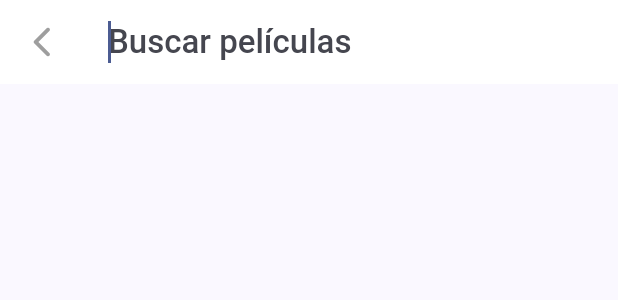
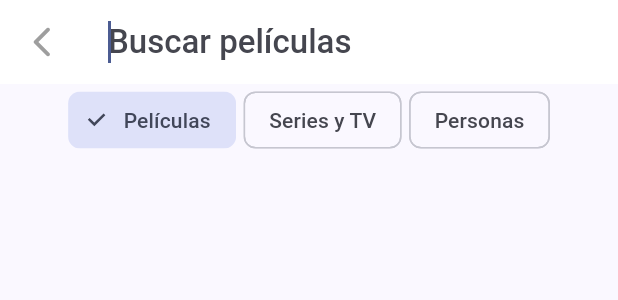
Before and after one commit to BlueScreenCQ/cinemapedia, a Flutter app: the CustomAppBar widget shown alone on an empty page, opened directly, after a tap on the "search" icon, on a phone screen of 412 x 824 dp. Shown: the top 300 px of the screen. Run offline on Flutter 3.47's test engine with Material 3 defaults, Android fonts, the phone set to English and light mode, and no system bars; our stand-ins replace animate_do, card_swiper, dio, flutter_dotenv, flutter_riverpod, go_router and 3 more; accounts and stored records are empty; generated files the repository leaves out were written again; network calls fail.

Commit message:
búsqueda con problema de navegación

```diff
--- a/lib/domain/datasources/actor_datasoruce.dart
+++ b/lib/domain/datasources/actor_datasoruce.dart
@@ -6,4 +6,5 @@ abstract class ActorDatasource {
   Future<Map<String, List<dynamic>>> getActorsByTV(String tvId);
   Future<Actor> getActorById(String id);
   Future<Map<String, List<Movie>>> getCombinedCreditsOfActor(String id);
+  Future<List<Actor>> searchActors(String query);
 }
--- /dev/null
+++ b/lib/domain/entities/search_item.dart
@@ -0,0 +1,13 @@
+class SearchItem {
+  final int sId;
+  final String sImage;
+  final String sName;
+  final String sText;
+  final DateTime? sDate;
+
+  final bool isPeli;
+  final bool isTV;
+  final bool isActor;
+
+  SearchItem({required this.sId, required this.sName, required this.sImage, required this.sText, required this.sDate, this.isPeli = false, this.isTV = false, this.isActor = false});
+}
--- a/lib/domain/repositories/actors_repository.dart
+++ b/lib/domain/repositories/actors_repository.dart
@@ -6,4 +6,5 @@ abstract class ActorRepository {
   Future<Map<String, List<dynamic>>> getActorsByTV(String tvId);
   Future<Actor> getActorById(String id);
   Future<Map<String, List<Movie>>> getCombinedCreditsOfActor(String id);
+  Future<List<Actor>> searchActors(String query);
 }
--- a/lib/infrastructure/repositories/actor_repository_imp.dart
+++ b/lib/infrastructure/repositories/actor_repository_imp.dart
@@ -27,4 +27,9 @@ class ActorRepositoryImp extends ActorRepository {
   Future<Map<String, List<Movie>>> getCombinedCreditsOfActor(String id) {
     return datasource.getCombinedCreditsOfActor(id);
   }
+
+  @override
+  Future<List<Actor>> searchActors(String query) {
+    return datasource.searchActors(query);
+  }
 }
--- a/lib/presentation/delegates/search_delegate.dart
+++ b/lib/presentation/delegates/search_delegate.dart
@@ -1,24 +1,64 @@
 import 'dart:async';
-import 'package:cinemapedia/config/helpers/human_formats.dart';
+// import 'package:cinemapedia/config/helpers/human_formats.dart';
+import 'package:cinemapedia/presentation/providers/providers.dart';
+import 'package:cinemapedia/presentation/providers/search/search_provider.dart';
+import 'package:cinemapedia/presentation/widgets/shared/choice_chip.dart';
 import 'package:flutter/material.dart';
-import 'package:cinemapedia/domain/entities/movie.dart';
+import 'package:cinemapedia/domain/entities/search_item.dart';
 import 'package:animate_do/animate_do.dart';
+import 'package:flutter_riverpod/flutter_riverpod.dart';
+import 'package:go_router/go_router.dart';
 
-typedef SearchMovieCallback = Future<List<Movie>> Function(String query);
+typedef SearchCallback = Future<List<SearchItem>> Function(String query);
 
-class SearchMovieDelegate extends SearchDelegate<Movie?> {
-  final SearchMovieCallback searchMovies;
-  List<Movie> initialMovies;
-  StreamController<List<Movie>> debounceMovies = StreamController.broadcast();
+class CustomSearchDelegate extends SearchDelegate<SearchItem?> {
+  final WidgetRef ref;
+
+  int? searchType;
+  SearchCallback? searchCallback;
+  List<SearchItem> initialItems = [];
+  List<SearchItem> searchedItems = [];
+  String searchQuery = '';
+  String customSearchFieldLabel = '';
+
+  StreamController<List<SearchItem>> debounceItems = StreamController.broadcast();
   StreamController<bool> isLoading = StreamController.broadcast();
-  bool esTv;
 
   Timer? _debounceTimer;
 
-  SearchMovieDelegate({required this.searchMovies, required this.initialMovies, this.esTv = false});
+  CustomSearchDelegate({required this.ref}) {
+    searchType = ref.read(searchProvider.notifier).state;
+
+    switch (searchType) {
+      case 0: //Pelis
+        searchedItems = ref.read(searchedMoviesProvider);
+        searchQuery = ref.read(searchQueryProvider);
+        searchCallback = ref.read(searchedMoviesProvider.notifier).searchMoviesByQuery;
+        customSearchFieldLabel = "Buscar películas";
+        break;
+      case 1: //Series
+        searchedItems = ref.read(searchedTVProvider);
+        searchQuery = ref.read(searchQueryProvider);
+        searchCallback = ref.read(searchedTVProvider.notifier).searchMoviesByQuery;
+        customSearchFieldLabel = "Buscar series y TV";
+        break;
+      case 2: //Actores
+        searchedItems = ref.read(searchedActorsProvider);
+        searchQuery = ref.read(searchQueryProvider);
+        searchCallback = ref.read(searchedActorsProvider.notifier).searchActorsByQuery;
+        customSearchFieldLabel = "Buscar actores y reparto";
+        break;
+      default: //Ponemos pelis para que no se queje el Callback pero es imposible que pase a priori
+        searchedItems = ref.read(searchedMoviesProvider);
+        searchQuery = ref.read(searchQueryProvider);
+        searchCallback = ref.read(searchedMoviesProvider.notifier).searchMoviesByQuery;
+        customSearchFieldLabel = "Buscar películas";
+        break;
+    }
+  }
 
   void clearStream() {
-    debounceMovies.close();
+    debounceItems.close();
     isLoading.close();
   }
 
@@ -33,33 +73,45 @@ class SearchMovieDelegate extends SearchDelegate<Movie?> {
       //   return;
       // }
 
-      final movies = await searchMovies(query);
+      final items = await searchCallback!(query);
 
-      debounceMovies.add(movies);
-      initialMovies = movies;
+      debounceItems.add(items);
+      initialItems = items;
 
       isLoading.add(false);
     });
   }
 
   @override
-  String get searchFieldLabel => (esTv) ? 'Buscar TV y series' : 'Buscar películas';
+  String get searchFieldLabel => customSearchFieldLabel;
 
   Widget buildResultsAndSuggestions() {
     return StreamBuilder(
-      initialData: initialMovies,
-      stream: debounceMovies.stream,
+      initialData: initialItems,
+      stream: debounceItems.stream,
       builder: (context, snapshot) {
         final movies = snapshot.data ?? [];
 
-        return ListView.builder(
-            itemCount: movies.length,
-            itemBuilder: (context, index) => _MovieSearchItem(
-                movie: movies[index],
-                onMovieSelected: (context, movie) {
-                  clearStream();
-                  close(context, movie);
-                }));
+        return Column(
+          children: [
+            SizedBox(
+              height: 50.0,
+              child: CustomChoiceChip(
+                items: const ['Películas', 'Series y TV', 'Personas'],
+              ),
+            ),
+            Expanded(
+              child: ListView.builder(
+                  itemCount: movies.length,
+                  itemBuilder: (context, index) => _SearchItem(
+                      item: movies[index],
+                      onMovieSelected: (context, movie) {
+                        clearStream();
+                        close(context, movie);
+                      })),
+            ),
+          ],
+        );
       },
     );
   }
@@ -112,11 +164,11 @@ class SearchMovieDelegate extends SearchDelegate<Movie?> {
   }
 }
 
-class _MovieSearchItem extends StatelessWidget {
-  final Movie movie;
+class _SearchItem extends StatelessWidget {
+  final SearchItem item;
   final Function onMovieSelected;
 
-  const _MovieSearchItem({required this.movie, required this.onMovieSelected});
+  const _SearchItem({required this.item, required this.onMovieSelected});
 
   @override
   Widget build(BuildContext context) {
@@ -125,7 +177,7 @@ class _MovieSearchItem extends StatelessWidget {
 
     return GestureDetector(
       onTap: () {
-        onMovieSelected(context, movie);
+        onMovieSelected(context, item);
       },
       child: Padding(
         padding: const EdgeInsets.symmetric(horizontal: 10.0, vertical: 5),
@@ -139,7 +191,7 @@ class _MovieSearchItem extends StatelessWidget {
                 child: FadeInImage(
                   height: 130,
                   fit: BoxFit.cover,
-                  image: NetworkImage(movie.posterPath),
+                  image: NetworkImage(item.sImage),
                   placeholder: const AssetImage('assets/loaders/bottle-loader.gif'),
                 ),
               ),
@@ -151,43 +203,31 @@ class _MovieSearchItem extends StatelessWidget {
                 mainAxisAlignment: MainAxisAlignment.start,
                 crossAxisAlignment: CrossAxisAlignment.start,
                 children: [
-                  Text(
-                      // movie.mediaType == 'movie' ? movie.title : movie.name!,
-                      movie.title != "" ? movie.title : movie.name!,
-                      style: textStyles.titleMedium),
-                  (movie.overview.length >= 150) ? Text('${movie.overview.substring(0, 150)}...') : Text(movie.overview),
-                  SizedBox(height: 5.0),
+                  Text(item.sName, style: textStyles.titleMedium),
+                  (item.sText.length >= 150) ? Text('${item.sText.substring(0, 150)}...') : Text(item.sText),
+                  const SizedBox(height: 5.0),
                   Row(
                     children: [
-                      if (movie.releaseDate != null) ...[
+                      if (item.sDate != null) ...[
                         const Icon(Icons.calendar_month_outlined),
                         const SizedBox(width: 2),
                         Padding(
                           padding: const EdgeInsets.only(top: 3.0),
-                          child: Text('${movie.releaseDate!.year}'),
+                          child: Text('${item.sDate!.year}'),
                         ),
                         const SizedBox(width: 15.0),
                       ],
-                      if (movie.firstAirDate != null) ...[
-                        const Icon(Icons.calendar_month_outlined),
-                        const SizedBox(width: 2),
-                        Padding(
-                          padding: const EdgeInsets.only(top: 3.0),
-                          child: Text('${movie.firstAirDate!.year}'),
-                        ),
-                        const SizedBox(width: 15.0),
-                      ],
-                      if (movie.voteCount > 0) ...[
-                        Icon(Icons.star_half_rounded, color: Colors.yellow.shade800),
-                        const SizedBox(width: 2),
-                        Padding(
-                          padding: const EdgeInsets.only(top: 3),
-                          child: Text(
-                            HumanFormats.number(movie.voteAverage, 2),
-                            style: textStyles.bodyMedium!.copyWith(color: Colors.yellow.shade800),
-                          ),
-                        )
-                      ]
+                      // if (item.voteCount > 0) ...[
+                      //   Icon(Icons.star_half_rounded, color: Colors.yellow.shade800),
+                      //   const SizedBox(width: 2),
+                      //   Padding(
+                      //     padding: const EdgeInsets.only(top: 3),
+                      //     child: Text(
+                      //       HumanFormats.number(item.voteAverage, 2),
+                      //       style: textStyles.bodyMedium!.copyWith(color: Colors.yellow.shade800),
+                      //     ),
+                      //   )
+                      // ]
                     ],
                   )
                 ],
--- a/lib/presentation/providers/movies/movies_slideshow_provider.dart
+++ b/lib/presentation/providers/movies/movies_slideshow_provider.dart
@@ -3,10 +3,9 @@ import '../../../domain/entities/movie.dart';
 import 'movies_provider.dart';
 
 final moviesSlideshowProvider = Provider<List<Movie>>((ref) {
-
   final nowPlayingMovies = ref.watch(nowPlayingProvider);
 
-  if(nowPlayingMovies.isEmpty) return [];
+  if (nowPlayingMovies.isEmpty) return [];
 
-  return nowPlayingMovies.sublist(0,6);
+  return nowPlayingMovies.sublist(0, 6);
 });
--- a/lib/presentation/providers/providers.dart
+++ b/lib/presentation/providers/providers.dart
@@ -9,6 +9,8 @@ export 'actors/actors_by_tv_provider.dart';
 export 'actors/actors_repository_provider.dart';
 
 export 'search/search_movies_provider.dart';
+export 'search/search_tv_provider.dart';
+export 'search/search_actor_provider.dart';
 
 export 'storage/local_storage_provider.dart';
 export 'storage/is_favorite_provider.dart';
--- a/lib/presentation/providers/search/search_movies_provider.dart
+++ b/lib/presentation/providers/search/search_movies_provider.dart
@@ -1,8 +1,8 @@
 import 'package:cinemapedia/presentation/providers/movies/movie_repository_provider.dart';
+import 'package:cinemapedia/presentation/providers/search/search_provider.dart';
+
 import 'package:flutter_riverpod/flutter_riverpod.dart';
 import 'package:cinemapedia/domain/entities/movie.dart';
-
-final searchQueryProvider = StateProvider<String>((ref) => '');
 
 final searchedMoviesProvider = StateNotifierProvider<SearchMoviesNotifier, List<Movie>>((ref) {
   final movieRepository = ref.read(movieRepositoryProvider);
--- /dev/null
+++ b/lib/presentation/providers/search/search_provider.dart
@@ -0,0 +1,18 @@
+import 'package:flutter_riverpod/flutter_riverpod.dart';
+
+// Enum para representar las opciones de películas, TV y actores
+// enum TipoBusqueda {
+//   peliculas, 0
+//   tv, 1
+//   actores, 2
+// }
+
+// typedef SearchCallback = Future<List<SearchItem>> Function(String query);
+
+int searchType = 0;
+
+final searchQueryProvider = StateProvider<String>((ref) => '');
+
+final searchProvider = StateProvider<int>((ref) {
+  return searchType;
+});
--- /dev/null
+++ b/lib/presentation/widgets/shared/choice_chip.dart
@@ -0,0 +1,54 @@
+import 'package:cinemapedia/presentation/delegates/search_delegate.dart';
+import 'package:cinemapedia/presentation/providers/search/search_provider.dart';
+import 'package:flutter/material.dart';
+import 'package:flutter_riverpod/flutter_riverpod.dart';
+import 'package:go_router/go_router.dart';
+
+class CustomChoiceChip extends ConsumerStatefulWidget {
+  final List<String> items;
+
+  const CustomChoiceChip({super.key, required this.items});
+
+  @override
+  ConsumerState<CustomChoiceChip> createState() => _CustomChoiceChipState();
+}
+
+class _CustomChoiceChipState extends ConsumerState<CustomChoiceChip> {
+  @override
+  Widget build(BuildContext context) {
+    int? value = ref.watch(searchProvider.notifier).state;
+
+    return Wrap(
+      spacing: 5.0,
+      children: List<Widget>.generate(
+        widget.items.length,
+        (int i) {
+          return ChoiceChip(
+            label: Text(widget.items[i]),
+            selected: value == i,
+            onSelected: (bool isSelected) {
+              ref.watch(searchProvider.notifier).state = i;
+              setState(() {
+                if (isSelected && i != value) {
+                  value = i;
+
+                  context.pop();
+
+                  final searchQuery = ref.read(searchQueryProvider.notifier).state;
+
+                  showSearch(context: context, query: searchQuery, delegate: CustomSearchDelegate(ref: ref)).then((item) {
+                    if (item != null) {
+                      if (item.isPeli) context.push('/home/0/movie/${item.sId}');
+                      if (item.isTV) context.push('/home/0/tv/${item.sId}');
+                      if (item.isActor) context.push('/home/0/actor/${item.sId}');
+                    }
+                  });
+                }
+              });
+            },
+          );
+        },
+      ).toList(),
+    );
+  }
+}
--- a/lib/presentation/widgets/shared/custom_appbar.dart
+++ b/lib/presentation/widgets/shared/custom_appbar.dart
@@ -1,9 +1,11 @@
+import 'package:cinemapedia/domain/entities/search_item.dart';
+import 'package:cinemapedia/presentation/providers/search/search_actor_provider.dart';
+import 'package:cinemapedia/presentation/providers/search/search_provider.dart';
 import 'package:cinemapedia/presentation/providers/search/search_tv_provider.dart';
 import 'package:flutter/material.dart';
 import 'package:flutter_riverpod/flutter_riverpod.dart';
 import 'package:cinemapedia/presentation/delegates/search_delegate.dart';
 import 'package:cinemapedia/presentation/providers/providers.dart';
-import 'package:cinemapedia/domain/entities/movie.dart';
 import 'package:go_router/go_router.dart';
 
 class CustomAppBar extends ConsumerWidget {
@@ -33,35 +35,84 @@ class CustomAppBar extends ConsumerWidget {
                   const Spacer(),
                   IconButton(
                       onPressed: () {
-                        if (pageName == 'home') {
-                          final searchedMovies = ref.read(searchedMoviesProvider);
-                          final searchQuery = ref.read(searchQueryProvider);
+                        //EXPERIMENTO
 
-                          showSearch<Movie?>(
-                                  query: searchQuery,
-                                  context: context,
-                                  delegate: SearchMovieDelegate(initialMovies: searchedMovies, searchMovies: ref.read(searchedMoviesProvider.notifier).searchMoviesByQuery))
-                              .then((movie) {
-                            if (movie != null) {
-                              context.push('/home/0/movie/${movie.id}');
-                            }
-                          });
-                        }
+                        final searchQuery = ref.read(searchQueryProvider.notifier).state;
 
-                        if (pageName == 'tv') {
-                          final searchedTV = ref.read(searchedTVProvider);
-                          final searchQuery = ref.read(searchTVQueryProvider);
+                        showSearch(context: context, query: searchQuery, delegate: CustomSearchDelegate(ref: ref)).then((item) {
+                          if (item != null) {
+                            if (item.isPeli) context.push('/home/0/movie/${item.sId}');
+                            if (item.isTV) context.push('/home/0/tv/${item.sId}');
+                            if (item.isActor) context.push('/home/0/actor/${item.sId}');
+                          }
+                        });
+                        //
 
-                          showSearch<Movie?>(
-                                  query: searchQuery,
-                                  context: context,
-                                  delegate: SearchMovieDelegate(initialMovies: searchedTV, searchMovies: ref.read(searchedTVProvider.notifier).searchMoviesByQuery, esTv: true))
-                              .then((movie) {
-                            if (movie != null) {
-                              context.push('/home/0/tv/${movie.id}');
-                            }
-                          });
-                        }
+                        // final int searchType = ref.read(searchProvider.notifier).state;
+                        // List<SearchItem> searchedItems = [];
+                        // String searchQuery = '';
+                        // Future<List<SearchItem>> Function(String) searchCallback;
+
+                        // switch (searchType) {
+                        //   case 0: //Pelis
+                        //     searchedItems = ref.read(searchedMoviesProvider);
+                        //     searchQuery = ref.read(searchQueryProvider);
+                        //     searchCallback = ref.read(searchedMoviesProvider.notifier).searchMoviesByQuery;
+                        //     break;
+                        //   case 1: //Series
+                        //     searchedItems = ref.read(searchedTVProvider);
+                        //     searchQuery = ref.read(searchTVQueryProvider);
+                        //     searchCallback = ref.read(searchedTVProvider.notifier).searchMoviesByQuery;
+                        //     break;
+                        //   case 2: //Actores
+                        //     searchedItems = ref.read(searchedActorsProvider);
+                        //     searchQuery = ref.read(searchCctorsQueryProvider);
+                        //     searchCallback = ref.read(searchedActorsProvider.notifier).searchActorsByQuery;
+                        //     break;
+                        //   default: //Ponemos pelis para que no se queje el Callback pero es imposible que pase a priori
+                        //     searchedItems = ref.read(searchedMoviesProvider);
+                        //     searchQuery = ref.read(searchQueryProvider);
+                        //     searchCallback = ref.read(searchedMoviesProvider.notifier).searchMoviesByQuery;
+                        //     break;
+                        // }
+
+                        // showSearch(context: context, query: searchQuery, delegate: CustomSearchDelegate(initialItems: searchedItems, searchCallback: searchCallback)).then((item) {
+                        //   if (item != null) {
+                        //     if (item.isPeli) context.push('/home/0/movie/${item.sId}');
+                        //     if (item.isTV) context.push('/home/0/tv/${item.sId}');
+                        //     if (item.isActor) context.push('/home/0/actor/${item.sId}');
+                        //   }
+                        // });
+
+                        // if (pageName == 'home') {
+                        //   final searchedMovies = ref.read(searchedMoviesProvider);
+                        //   final searchQuery = ref.read(searchQueryProvider);
+
+                        //   showSearch<Movie?>(
+                        //           query: searchQuery,
+                        //           context: context,
+                        //           delegate: CustomSearchDelegate(initialItems: searchedMovies, searchMovies: ref.read(searchedMoviesProvider.notifier).searchMoviesByQuery))
+                        //       .then((movie) {
+                        //     if (movie != null) {
+                        //       context.push('/home/0/movie/${movie.id}');
+                        //     }
+                        //   });
+                        // }
+
+                        // if (pageName == 'tv') {
+                        //   final searchedTV = ref.read(searchedTVProvider);
+                        //   final searchQuery = ref.read(searchTVQueryProvider);
+
+                        //   showSearch<Movie?>(
+                        //           query: searchQuery,
+                        //           context: context,
+                        //           delegate: CustomSearchDelegate(initialItems: searchedTV, searchMovies: ref.read(searchedTVProvider.notifier).searchMoviesByQuery, esTv: true))
+                        //       .then((movie) {
+                        //     if (movie != null) {
+                        //       context.push('/home/0/tv/${movie.id}');
+                        //     }
+                        //   });
+                        // }
                       },
                       icon: const Icon(Icons.search))
                 ],
```
Also changed, not shown: lib/domain/entities/actor.dart (+5 -2 lines), lib/domain/entities/movie.dart (+11 -2 lines), lib/infrastructure/datasources/actor_moviedb_datasource.dart (+14 -0 lines), lib/infrastructure/models/moviedb/actors_moviedb_response.dart (added, +53 -0 lines), lib/presentation/providers/search/search_actor_provider.dart (added, +28 -0 lines), lib/presentation/providers/search/search_tv_provider.dart (+5 -5 lines).
